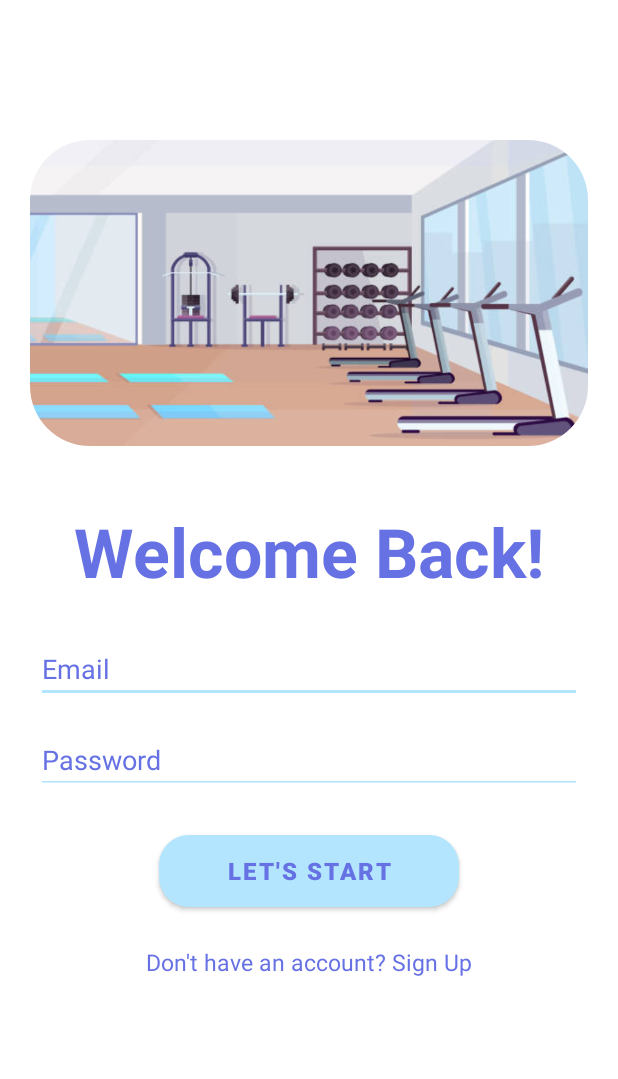
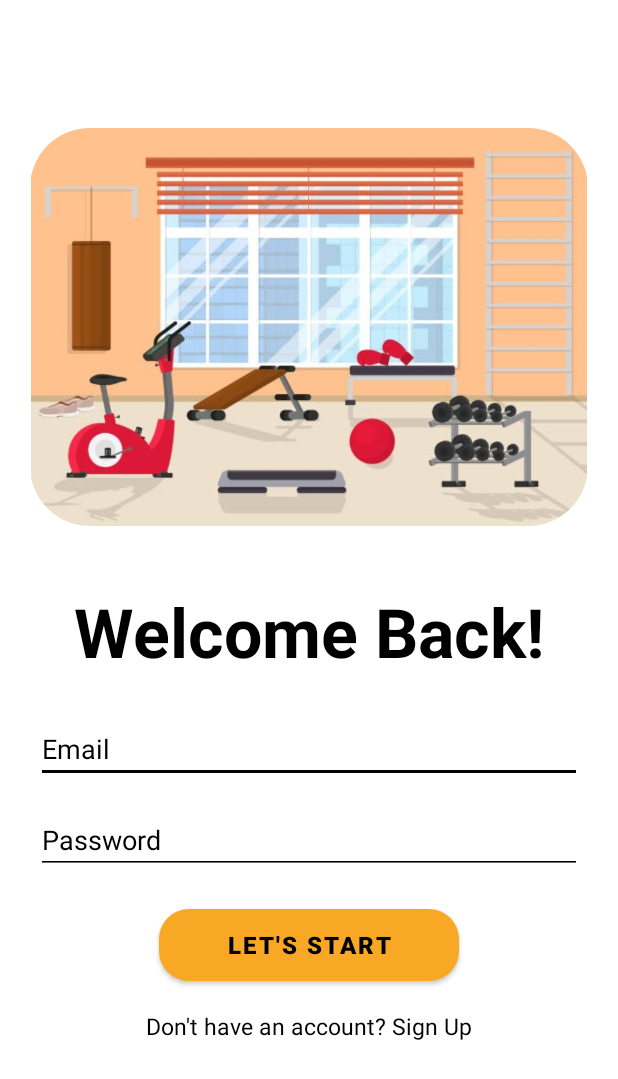
Before and after one commit to Andrealeoni14/BeneFIT, an Android app: the LoginActivity screen opened directly, with no data from a screen before it, on a phone screen of 412 x 824 dp. Shown: the top 1079 px of the screen. Run offline under Robolectric (Android 15) with nearby library versions, the phone set to English and light mode, and no system bars.

Commit message:
Add files via upload
Activity Register

```diff
--- a/BeneFIT/app/src/main/AndroidManifest.xml
+++ b/BeneFIT/app/src/main/AndroidManifest.xml
@@ -9,14 +9,16 @@
         android:roundIcon="@mipmap/ic_launcher_round"
         android:supportsRtl="true"
         android:theme="@style/Theme.BeneFIT">
-        <activity android:name=".activity_introductory">
+        <activity android:name=".RegisterActivity"></activity>
+        <activity android:name=".IntroductoryActivity">
             <intent-filter>
                 <action android:name="android.intent.action.MAIN" />
+
                 <category android:name="android.intent.category.LAUNCHER" />
             </intent-filter>
         </activity>
         <activity android:name=".MainActivity" />
-        <activity android:name=".ui.login.LoginActivity"></activity>
+        <activity android:name=".ui.login.LoginActivity" />
     </application>
 
 </manifest>
--- a/BeneFIT/app/src/main/res/drawable/button.xml
+++ b/BeneFIT/app/src/main/res/drawable/button.xml
@@ -1,7 +1,7 @@
 <?xml version="1.0" encoding="utf-8"?>
 <shape xmlns:android="http://schemas.android.com/apk/res/android">
 
-    <solid android:color="@color/azzurro"/>
+    <solid android:color="@color/orange"/>
     <corners android:radius="20dp"/>
 
 </shape>
--- a/BeneFIT/app/src/main/res/layout/activity_introductory.xml
+++ b/BeneFIT/app/src/main/res/layout/activity_introductory.xml
@@ -4,8 +4,8 @@
     xmlns:tools="http://schemas.android.com/tools"
     android:layout_width="match_parent"
     android:layout_height="match_parent"
-    android:background="@color/azzurro"
-    tools:context=".activity_introductory">
+    android:background="@color/white"
+    tools:context=".IntroductoryActivity">
 
     <com.airbnb.lottie.LottieAnimationView
         android:id="@+id/loading"
--- a/BeneFIT/app/src/main/res/layout/activity_login.xml
+++ b/BeneFIT/app/src/main/res/layout/activity_login.xml
@@ -29,8 +29,8 @@
         android:layout_height="wrap_content"
         android:layout_marginTop="40dp"
         android:text="@string/Welcome_back"
-        android:textColor="@color/viola"
-        android:textSize="45dp"
+        android:textColor="@color/black"
+        android:textSize="45sp"
         android:textStyle="bold"
         app:layout_constraintEnd_toEndOf="parent"
         app:layout_constraintStart_toStartOf="parent"
@@ -46,12 +46,13 @@
         android:hint="@string/prompt_email"
         android:inputType="textEmailAddress"
         android:selectAllOnFocus="true"
-        android:backgroundTint="@color/azzurro"
-        android:textColorHint="@color/viola"
+        android:backgroundTint="@color/black"
+        android:textColorHint="@color/black"
         app:layout_constraintEnd_toEndOf="parent"
         app:layout_constraintHorizontal_bias="0.5"
         app:layout_constraintStart_toStartOf="parent"
-        app:layout_constraintTop_toBottomOf="@+id/bentornato" />
+        app:layout_constraintTop_toBottomOf="@+id/bentornato"
+        android:autofillHints="" />
 
     <EditText
         android:id="@+id/password"
@@ -65,12 +66,13 @@
         android:imeOptions="actionDone"
         android:inputType="textPassword"
         android:selectAllOnFocus="true"
-        android:backgroundTint="@color/azzurro"
-        android:textColorHint="@color/viola"
+        android:backgroundTint="@color/black"
+        android:textColorHint="@color/black"
         app:layout_constraintEnd_toEndOf="parent"
         app:layout_constraintHorizontal_bias="0.5"
         app:layout_constraintStart_toStartOf="parent"
-        app:layout_constraintTop_toBottomOf="@+id/email" />
+        app:layout_constraintTop_toBottomOf="@+id/email"
+        android:autofillHints="" />
 
     <Button
         android:id="@+id/login"
@@ -82,8 +84,8 @@
         android:layout_marginBottom="64dp"
         android:background="@drawable/button"
         android:text="@string/action_sign_in"
-        android:textColor="@color/viola"
-        android:textSize="16dp"
+        android:textColor="@color/black"
+        android:textSize="16sp"
         android:textStyle="bold"
         app:layout_constraintBottom_toBottomOf="parent"
         app:layout_constraintEnd_toEndOf="parent"
@@ -97,8 +99,8 @@
         android:layout_width="wrap_content"
         android:layout_height="wrap_content"
         android:text="@string/new_user"
-        android:textColor="@color/viola"
-        android:textSize="15dp"
+        android:textColor="@color/black"
+        android:textSize="15sp"
         app:layout_constraintBottom_toBottomOf="parent"
         app:layout_constraintEnd_toEndOf="parent"
         app:layout_constraintStart_toStartOf="parent"
--- a/BeneFIT/app/src/main/res/values/colors.xml
+++ b/BeneFIT/app/src/main/res/values/colors.xml
@@ -7,7 +7,8 @@
     <color name="teal_700">#FF018786</color>
     <color name="black">#FF000000</color>
     <color name="white">#FFFFFFFF</color>
-    <color name="green">#4FC742</color>
-    <color name="viola">#6671E4</color>
-    <color name="azzurro">#B3E5FE</color>
+
+    <color name="orange">#f9a825</color>
+    <color name="dark_orange">#c17900</color>
+    <color name="light_orange">#ffd95a</color>
 </resources>
--- a/BeneFIT/app/src/main/res/values/themes.xml
+++ b/BeneFIT/app/src/main/res/values/themes.xml
@@ -2,8 +2,8 @@
     <!-- Base application theme. -->
     <style name="Theme.BeneFIT" parent="Theme.MaterialComponents.DayNight.NoActionBar">
         <!-- Primary brand color. -->
-        <item name="colorPrimary">@color/azzurro</item>
-        <item name="colorPrimaryVariant">@color/purple_700</item>
+        <item name="colorPrimary">@color/orange</item>
+        <item name="colorPrimaryVariant">@color/dark_orange</item>
         <item name="colorOnPrimary">@color/white</item>
         <!-- Secondary brand color. -->
         <item name="colorSecondary">@color/teal_200</item>
```
Also changed, not shown: BeneFIT/app/src/main/java/com/fit/benefit/IntroductoryActivity.java (added, +37 -0 lines), BeneFIT/app/src/main/java/com/fit/benefit/MainActivity.java (+13 -1 lines), BeneFIT/app/src/main/java/com/fit/benefit/RegisterActivity.java (added, +14 -0 lines), BeneFIT/app/src/main/res/layout/activity_main.xml (+6 -6 lines), BeneFIT/app/src/main/res/layout/activity_register.xml (added, +140 -0 lines), BeneFIT/app/src/main/res/raw/loading.json (+1 -1 lines), BeneFIT/app/src/main/res/drawable/front.jpg, 1 other file.
